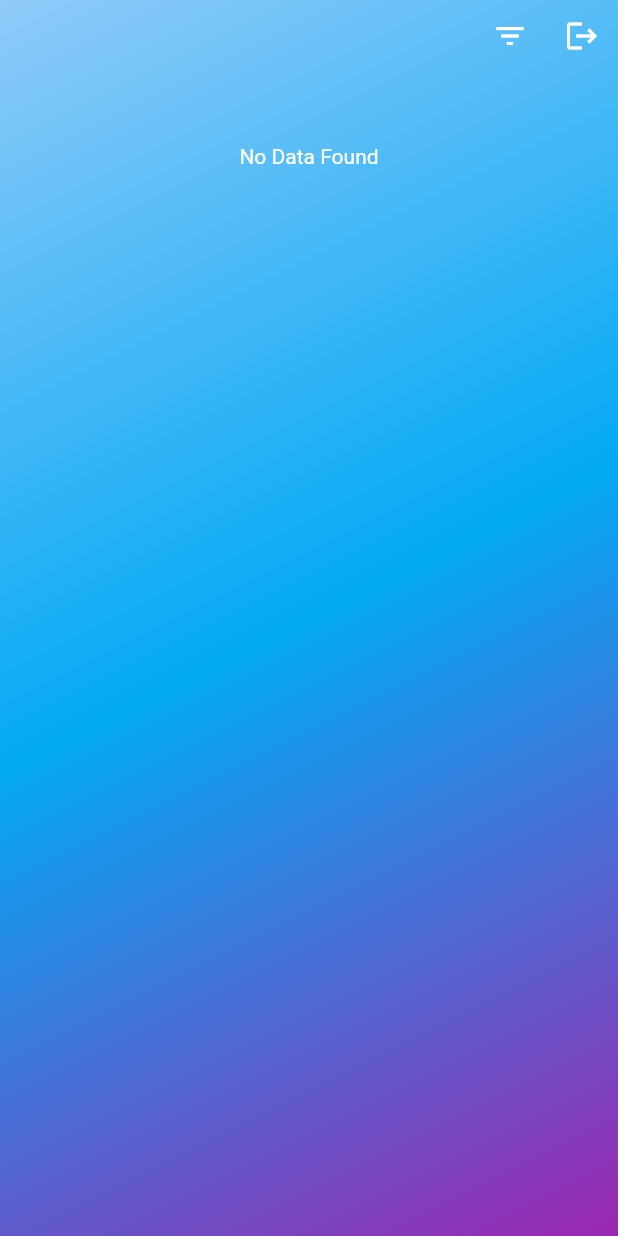
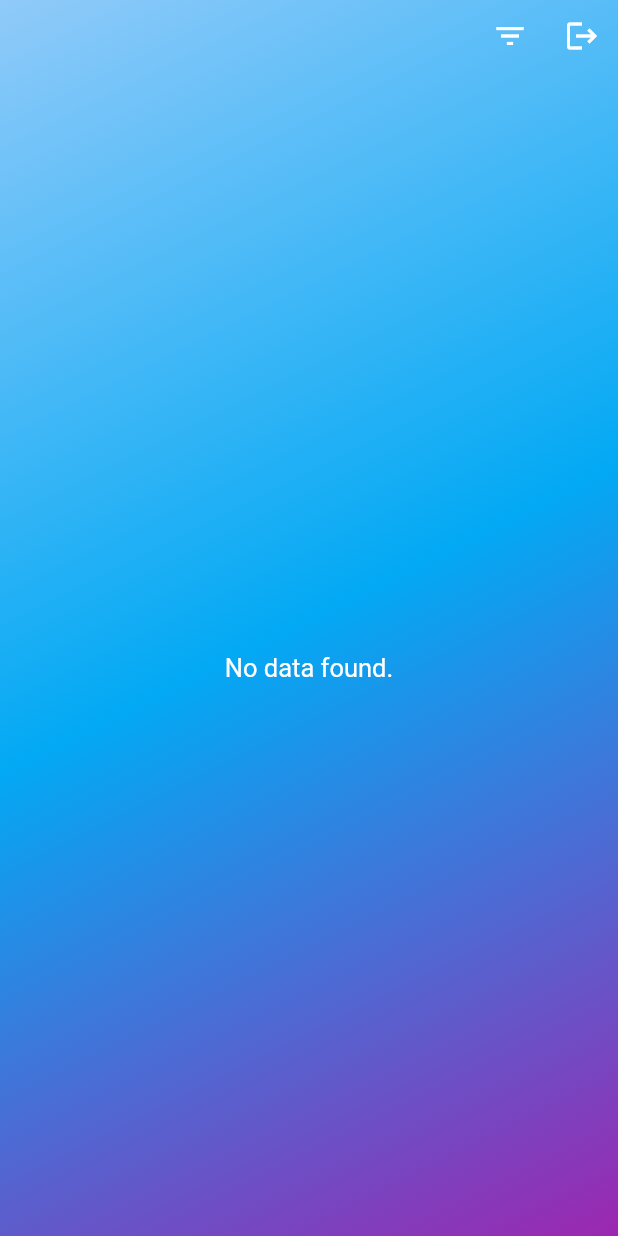
Before and after one commit to Brinfotech1407/GymReportingApp, a Flutter app: the GymOwnerHomeScreen screen opened directly, on a phone screen of 412 x 824 dp. Run offline on Flutter 3.47's test engine with Material 2 defaults, Android fonts, the phone set to English and light mode, and no system bars; our stand-ins replace cloud_firestore, firebase_auth, firebase_core, firebase_messaging, get, quickalert and 1 more; missing offline and left inert: mobile_scanner; accounts and stored records are empty; Roboto replaces fonts that are missing (Montserrat).

Commit message:
if data is empty then show screen center not data found message

```diff
--- a/lib/home/gym_owner_home_screen.dart
+++ b/lib/home/gym_owner_home_screen.dart
@@ -10,7 +10,6 @@ import 'package:gim_app/models/gym_report_model.dart';
 import 'package:gim_app/services/database.dart';
 import 'package:gim_app/utils/date_time_utils.dart';
 import 'package:gim_app/utils/gym_utils.dart';
-import 'package:gim_app/waiting/LoaderScreen.dart';
 import 'package:quickalert/quickalert.dart';
 import 'package:intl/intl.dart';
 
@@ -40,7 +39,10 @@ class _GymOwnerHomeScreenState extends State<GymOwnerHomeScreen> {
   @override
   Widget build(BuildContext context) {
     return Scaffold(
-      body: StreamBuilder<QuerySnapshot<Map<String, dynamic>>>(
+      body: SafeArea(
+        child: Container(
+          decoration: GymUtils().buildBoxDecoration(),
+          child: StreamBuilder<QuerySnapshot<Map<String, dynamic>>>(
               stream: Database().fetchGymReport(
                   date: selectedDate.value, searchString: selectedName.value),
               builder: (context, snapshot) {
@@ -52,32 +54,17 @@ class _GymOwnerHomeScreenState extends State<GymOwnerHomeScreen> {
                 }
                 documents = snapshot.data!.docs;
                 if (selectedName.value.isNotEmpty) {
-              documents = documents.where((element) {
-                return element
-                    .get('userName')
-                    .toString()
-                    .toLowerCase()
-                    .contains(selectedName.value.toLowerCase());
-              }).toList();
+                  filterNameQuery();
                 }
-
-            if (snapshot.hasError) {
-              return Center(
-                child: Text('Error: ${snapshot.error}'),
-              );
-            }
-
-            if (!snapshot.hasData) {
-              return const LoaderScreen(
-                isFullScreen: false,
-              );
-            }
-
                 final List<GymReportModel> arrGymReports = documents
                     .map((QueryDocumentSnapshot<Map<String, dynamic>> e) =>
                         GymReportModel.fromJson(e.data()))
                     .toList();
-            return buildListView(child: Obx(() {
+
+                  return Builder(
+                    builder: (context) {
+                        if(snapshot.hasData){
+                            return Obx(() {
                               return Column(
                                 children: [
                                   if (showFilterIcon.isTrue) ...[
@@ -96,12 +83,20 @@ class _GymOwnerHomeScreenState extends State<GymOwnerHomeScreen> {
                                           context: context, gymReportData: arrGymReports),
                                     ],
                                   ],
-                  if (snapshot.data!.docs.isNotEmpty) ...[
+                              if (documents.isEmpty) ...[
+                                const Expanded(
+                                  child:  Center(
+                              child: Text("No data found.",
+                              style: TextStyle(color: Colors.white,fontSize: 17)),
+                              ),
+                                ),
+                              ]else...[
                                 Expanded(
                                   child: ListView.builder(
                                     scrollDirection: Axis.vertical,
                                     itemCount: arrGymReports.length,
-                        itemBuilder: (BuildContext context, int index) {
+                                    itemBuilder: (BuildContext context,
+                                        int index) {
                                       GymReportModel gymReportItem = arrGymReports[index];
                                       return SizedBox(
                                         height: 170,
@@ -112,7 +107,8 @@ class _GymOwnerHomeScreenState extends State<GymOwnerHomeScreen> {
                                           shadowColor: Colors.blue,
                                           shape: const RoundedRectangleBorder(
                                               borderRadius:
-                                      BorderRadius.all(Radius.circular(12)),
+                                              BorderRadius.all(
+                                                  Radius.circular(12)),
                                               side: BorderSide(
                                                 color: Colors.white,
                                               )),
@@ -120,21 +116,26 @@ class _GymOwnerHomeScreenState extends State<GymOwnerHomeScreen> {
                                             padding: const EdgeInsets.all(14),
                                             child: Column(
                                               mainAxisSize: MainAxisSize.min,
-                                  crossAxisAlignment: CrossAxisAlignment.start,
+                                              crossAxisAlignment: CrossAxisAlignment
+                                                  .start,
                                               children: [
                                                 Row(
                                                   children: [
-                                        buildText(content: 'name: '),
                                                     buildText(
-                                            content: gymReportItem.userName,
+                                                        content: 'name: '),
+                                                    buildText(
+                                                        content: gymReportItem
+                                                            .userName,
                                                         isContentStyleView: true),
                                                   ],
                                                 ),
                                                 Row(
                                                   children: [
-                                        buildText(content: 'Date: '),
                                                     buildText(
-                                            content: gymReportItem.date,
+                                                        content: 'Date: '),
+                                                    buildText(
+                                                        content: gymReportItem
+                                                            .date,
                                                         isContentStyleView: true),
                                                   ],
                                                 ),
@@ -142,23 +143,27 @@ class _GymOwnerHomeScreenState extends State<GymOwnerHomeScreen> {
                                                   children: [
                                                     Padding(
                                                       padding:
-                                              const EdgeInsets.only(right: 20),
+                                                      const EdgeInsets.only(
+                                                          right: 20),
                                                       child: Column(
                                                         children: [
-                                              buildText(content: 'SignedIn '),
+                                                          buildText(
+                                                              content: 'SignedIn '),
                                                           buildText(
                                                               content:
-                                                      gymReportItem.signInTime,
+                                                              gymReportItem
+                                                                  .signInTime,
                                                               isContentStyleView: true),
                                                         ],
                                                       ),
                                                     ),
                                                     Column(
                                                       children: [
-                                            buildText(content: 'SignedOut '),
                                                         buildText(
-                                              content:
-                                                  gymReportItem.signOutTime,
+                                                            content: 'SignedOut '),
+                                                        buildText(
+                                                          content: gymReportItem
+                                                              .signOutTime,
                                                           isContentStyleView: true,
                                                         ),
                                                       ],
@@ -173,18 +178,35 @@ class _GymOwnerHomeScreenState extends State<GymOwnerHomeScreen> {
                                     },
                                   ),
                                 ),
-                  ] else ...[
-                    const Padding(
-                      padding: EdgeInsets.only(top: 30),
-                      child: Text('No Data Found',
-                          style: TextStyle(color: Colors.white)),
-                    ),
-                  ],
+                              ]
                                 ],
                               );
-            }));
+                            });
+                        }else if (snapshot.hasError) {
+                          return Center(
+                            child: Text("Error: ${snapshot.error}"),
+                          );
+                        } else {
+                          return const Center(
+                            child: CircularProgressIndicator(color: Colors.grey),
+                          );
+                        }
+                    },
+                  );
               }),
+        ),
+      ),
     );
+  }
+
+  void filterNameQuery() {
+    documents = documents.where((element) {
+      return element
+          .get('userName')
+          .toString()
+          .toLowerCase()
+          .contains(selectedName.value.toLowerCase());
+    }).toList();
   }
 
   Container textFiledView(BuildContext context) {
@@ -276,15 +298,6 @@ class _GymOwnerHomeScreenState extends State<GymOwnerHomeScreen> {
     );
   }
 
-  SafeArea buildListView({required Widget child}) {
-    return SafeArea(
-      child: Container(
-        decoration: GymUtils().buildBoxDecoration(),
-        child: child,
-      ),
-    );
-  }
-
   Widget buildText({required String content, bool isContentStyleView = false}) {
     return Padding(
       padding: const EdgeInsets.all(4.0),
@@ -311,16 +324,20 @@ class _GymOwnerHomeScreenState extends State<GymOwnerHomeScreen> {
             GestureDetector(
               onTap: () {
                 setState(() {
-                  showTextFiledView.value =true;
+                  showTextFiledView.value = true;
                 });
               },
               child: filterButtonView(
-                  buttonName: isNameFilterView.isTrue ?'name: ${selectedName.value}':'name',
+                buttonName: isNameFilterView.isTrue
+                    ? 'name: ${selectedName.value}'
+                    : 'name',
                 isSelectedFilterColors: isNameFilterView.isTrue,
                 onCloseIconTap: () {
-                  isNameFilterView.value =false;
-                  selectedName.value = '';
+                  setState(() {
+                    isNameFilterView.value = false;
+                    selectedName.value == null;
                     searchNameController.clear();
+                  });
                 },
               ),
             ),
@@ -329,11 +346,15 @@ class _GymOwnerHomeScreenState extends State<GymOwnerHomeScreen> {
                 _selectDate(context);
               },
               child: filterButtonView(
-                  buttonName: isDateFilterView.isTrue ?'date: ${selectedDate.value}' :'date',
+                buttonName: isDateFilterView.isTrue
+                    ? 'date: ${selectedDate.value}'
+                    : 'date',
                 isSelectedFilterColors: isDateFilterView.isTrue,
                 onCloseIconTap: () {
+                  setState(() {
                     isDateFilterView.value = false;
                     selectedDate.value = DateTimeUtils().getCurrentDate();
+                  });
                 },
               ),
             ),
```
Lines whose indentation alone changed are shown as unchanged.
